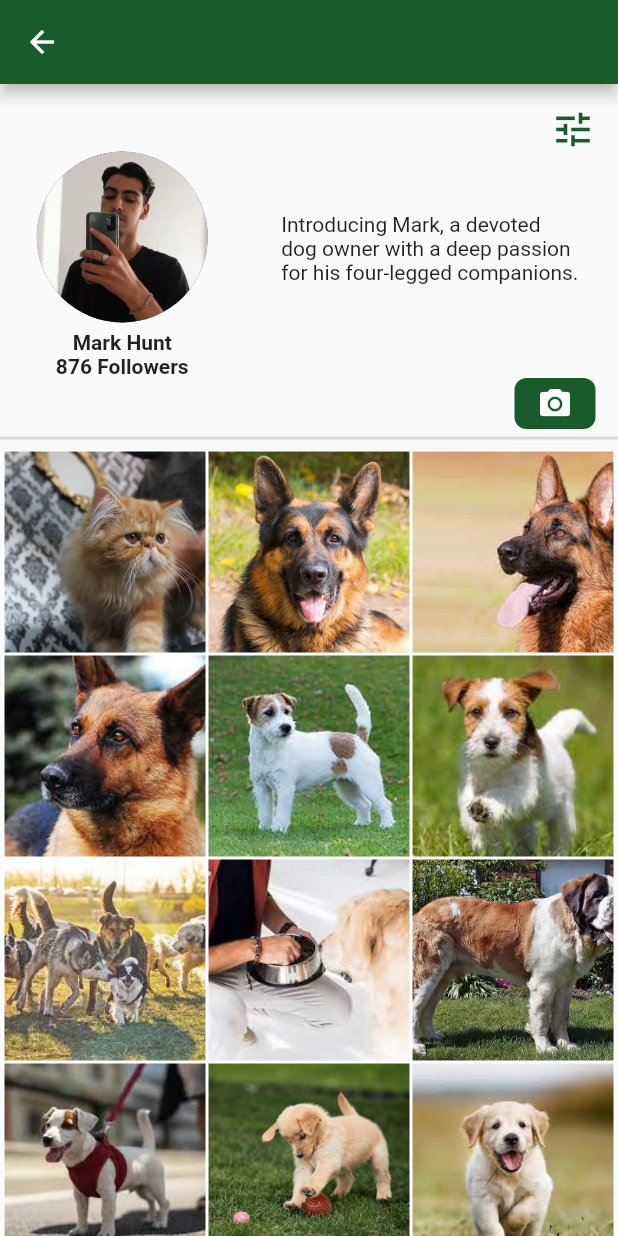
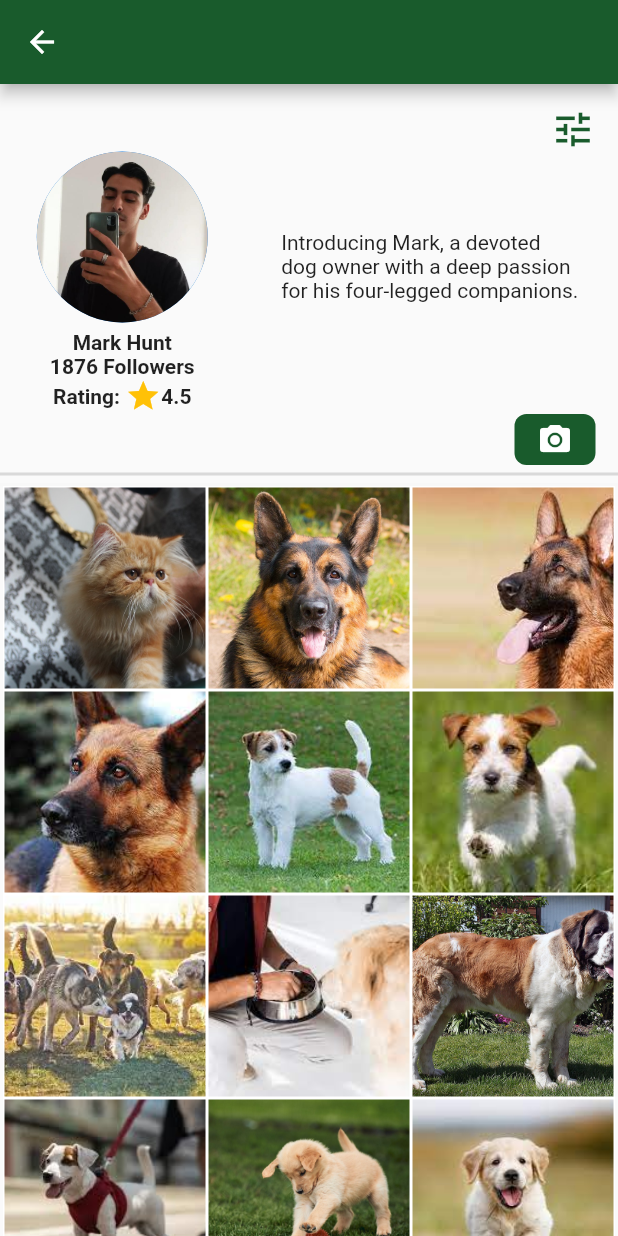
Before and after one commit to danielbueeno/PETSITTING, a Flutter app: the PagePetSitterProfile screen opened by its route, on a phone screen of 412 x 824 dp. Run offline on Flutter 3.47's test engine with Material 2 defaults, Android fonts, the phone set to English and light mode, and no system bars; our stand-ins replace blur, flutter_slidable; missing offline and left inert: dart:ffi.

Commit message:
rating pet sitter

```diff
--- a/lib/Widgets/organisms/organism_petsitter_profile.dart
+++ b/lib/Widgets/organisms/organism_petsitter_profile.dart
@@ -113,7 +113,8 @@ class OrganismPetSitterProfileState extends State<OrganismPetSitterProfile> {
   }
 
   Widget get _profileData {
-    return const Column(
+    double rating = 4.5;
+    return Column(
       mainAxisAlignment: MainAxisAlignment.spaceAround,
       crossAxisAlignment: CrossAxisAlignment.center,
       children: [
@@ -130,10 +131,33 @@ class OrganismPetSitterProfileState extends State<OrganismPetSitterProfile> {
             fontWeight: FontWeight.bold,
           ),
         ),
-        Text("876 Followers",
-            style: TextStyle(
-              fontWeight: FontWeight.bold,
-            )),
+        Text(
+          "1876 Followers",
+          style: TextStyle(
+            fontWeight: FontWeight.bold,
+          ),
+        ),
+        Row(
+          mainAxisAlignment: MainAxisAlignment.center,
+          children: [
+            Text(
+              "Rating: ",
+              style: TextStyle(
+                fontWeight: FontWeight.bold,
+              ),
+            ),
+            Icon(
+              Icons.star,
+              color: Colors.amber,
+            ),
+            Text(
+              rating.toString(),
+              style: TextStyle(
+                fontWeight: FontWeight.bold,
+              ),
+            ),
+          ],
+        ),
       ],
     );
   }
```
